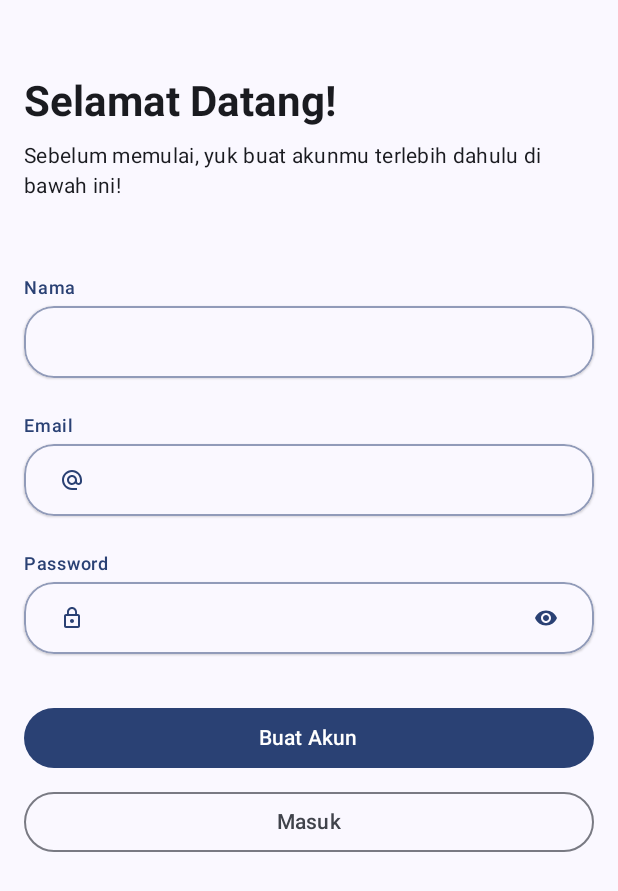
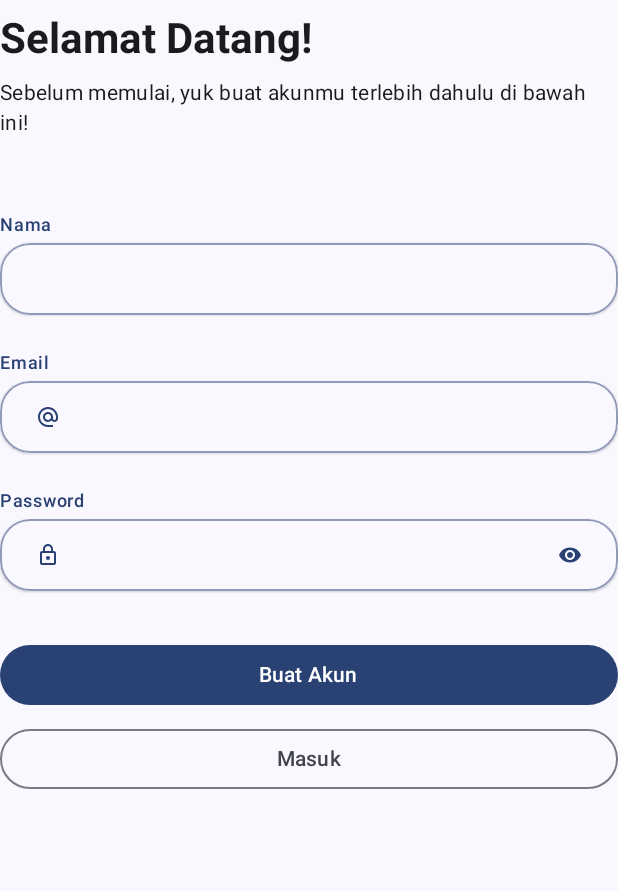
Before and after one commit to skinsift/skinsift, an Android app built with Jetpack Compose: the composable NavGraph shown on its own in the app's theme, after a tap on "Buat Akun", on a phone screen of 412 x 824 dp. Shown: the top 891 px of the screen. Run offline under Robolectric (Android 15) with nearby library versions, the phone set to English and light mode, and no system bars; 1 other tap on this screen came first.

Commit message:
added consistent padding

```diff
--- a/app/src/main/java/com/ayukrisna/skinsift/navigation/NavGraph.kt
+++ b/app/src/main/java/com/ayukrisna/skinsift/navigation/NavGraph.kt
@@ -5,6 +5,7 @@ import androidx.compose.animation.ExitTransition
 import androidx.compose.animation.core.tween
 import androidx.compose.animation.fadeIn
 import androidx.compose.animation.fadeOut
+import androidx.compose.foundation.layout.PaddingValues
 import androidx.compose.runtime.Composable
 import androidx.navigation.compose.composable
 import androidx.navigation.NavHostController
@@ -15,6 +16,7 @@ import com.ayukrisna.skinsift.view.ui.screen.signup.SignupScreen
 @Composable
 fun NavGraph (
     navController: NavHostController,
+    paddingValues: PaddingValues,
 ) {
     NavHost(
         navController,
@@ -28,14 +30,16 @@ fun NavGraph (
             LoginScreen(
                 onNavigateToSignup = {
                     navController.navigate(AuthScreen.SignupScreen)
-                }
+                },
+                paddingValues = paddingValues
             )
         }
         composable<AuthScreen.SignupScreen> {
             SignupScreen(
                 onNavigateToLogin = {
                     navController.navigate(AuthScreen.LoginScreen)
-                }
+                },
+                paddingValues = paddingValues
             )
         }
     }
--- a/app/src/main/java/com/ayukrisna/skinsift/view/MainActivity.kt
+++ b/app/src/main/java/com/ayukrisna/skinsift/view/MainActivity.kt
@@ -4,6 +4,8 @@ import android.os.Bundle
 import androidx.activity.ComponentActivity
 import androidx.activity.compose.setContent
 import androidx.activity.enableEdgeToEdge
+import androidx.compose.foundation.layout.PaddingValues
+import androidx.compose.ui.unit.dp
 import androidx.navigation.compose.rememberNavController
 import com.ayukrisna.skinsift.MyApp
 import com.ayukrisna.skinsift.navigation.NavGraph
@@ -18,7 +20,8 @@ class MainActivity : ComponentActivity() {
                 MyApp()
 //                HomeScreen()
                 val navController = rememberNavController()
-                NavGraph(navController = navController)
+                NavGraph(navController = navController,
+                    paddingValues = PaddingValues(horizontal = 16.dp, vertical = 42.dp))
             }
         }
     }
--- a/app/src/main/java/com/ayukrisna/skinsift/view/ui/screen/home/HomeScreen.kt
+++ b/app/src/main/java/com/ayukrisna/skinsift/view/ui/screen/home/HomeScreen.kt
@@ -6,6 +6,7 @@ import androidx.compose.foundation.horizontalScroll
 import androidx.compose.foundation.layout.Arrangement
 import androidx.compose.foundation.layout.Box
 import androidx.compose.foundation.layout.Column
+import androidx.compose.foundation.layout.PaddingValues
 import androidx.compose.foundation.layout.Row
 import androidx.compose.foundation.layout.Spacer
 import androidx.compose.foundation.layout.aspectRatio
@@ -48,6 +49,7 @@ import com.ayukrisna.skinsift.view.ui.theme.SkinSiftTheme
 
 @Composable
 fun HomeScreen(
+    paddingValues: PaddingValues,
     modifier: Modifier = Modifier,
 ) {
     Surface {
@@ -56,7 +58,7 @@ fun HomeScreen(
             horizontalAlignment = Alignment.Start,
             modifier = Modifier
                 .fillMaxSize()
-                .padding(horizontal = 16.dp, vertical = 42.dp)
+                .padding(paddingValues)
                 .verticalScroll(rememberScrollState())
         ) {
             HomeTopBar()
@@ -432,7 +434,7 @@ fun NotificationButtonPreview() {
 @Composable
 fun HomeScreenPreview() {
     SkinSiftTheme {
-        HomeScreen(modifier = Modifier)
+        HomeScreen(paddingValues = PaddingValues(horizontal = 16.dp, vertical = 42.dp))
     }
 }
 
--- a/app/src/main/java/com/ayukrisna/skinsift/view/ui/screen/login/LoginScreen.kt
+++ b/app/src/main/java/com/ayukrisna/skinsift/view/ui/screen/login/LoginScreen.kt
@@ -3,6 +3,7 @@ package com.ayukrisna.skinsift.view.ui.screen.login
 import androidx.compose.foundation.layout.Arrangement
 import androidx.compose.foundation.layout.Box
 import androidx.compose.foundation.layout.Column
+import androidx.compose.foundation.layout.PaddingValues
 import androidx.compose.foundation.layout.fillMaxSize
 import androidx.compose.foundation.layout.fillMaxWidth
 import androidx.compose.foundation.layout.padding
@@ -36,6 +37,7 @@ import org.koin.androidx.compose.koinViewModel
 fun LoginScreen(
     viewModel: LoginViewModel = koinViewModel(),
     onNavigateToSignup: () -> Unit,
+    paddingValues: PaddingValues,
     modifier: Modifier = Modifier,
 ) {
     val loginState by viewModel.loginState.collectAsState()
@@ -47,7 +49,7 @@ fun LoginScreen(
             horizontalAlignment = Alignment.CenterHorizontally,
             modifier = Modifier
                 .fillMaxSize()
-                .padding(horizontal = 16.dp, vertical = 42.dp)
+                .padding(paddingValues)
         ) {
             // Greetings
             Text(
--- a/app/src/main/java/com/ayukrisna/skinsift/view/ui/screen/signup/SignupScreen.kt
+++ b/app/src/main/java/com/ayukrisna/skinsift/view/ui/screen/signup/SignupScreen.kt
@@ -3,6 +3,7 @@ package com.ayukrisna.skinsift.view.ui.screen.signup
 import androidx.compose.foundation.layout.Arrangement
 import androidx.compose.foundation.layout.Box
 import androidx.compose.foundation.layout.Column
+import androidx.compose.foundation.layout.PaddingValues
 import androidx.compose.foundation.layout.fillMaxSize
 import androidx.compose.foundation.layout.fillMaxWidth
 import androidx.compose.foundation.layout.padding
@@ -37,6 +38,7 @@ import org.koin.androidx.compose.koinViewModel
 fun SignupScreen(
     viewModel: SignupViewModel = koinViewModel(),
     onNavigateToLogin: () -> Unit,
+    paddingValues: PaddingValues,
     modifier: Modifier = Modifier,
 ) {
     val signUpState by viewModel.signUpState.collectAsState()
@@ -48,7 +50,7 @@ fun SignupScreen(
             horizontalAlignment = Alignment.CenterHorizontally,
             modifier = Modifier
                 .fillMaxSize()
-                .padding(horizontal = 16.dp, vertical = 42.dp)
+                .padding(paddingValues)
         ) {
             // Greetings
             Text(
```
